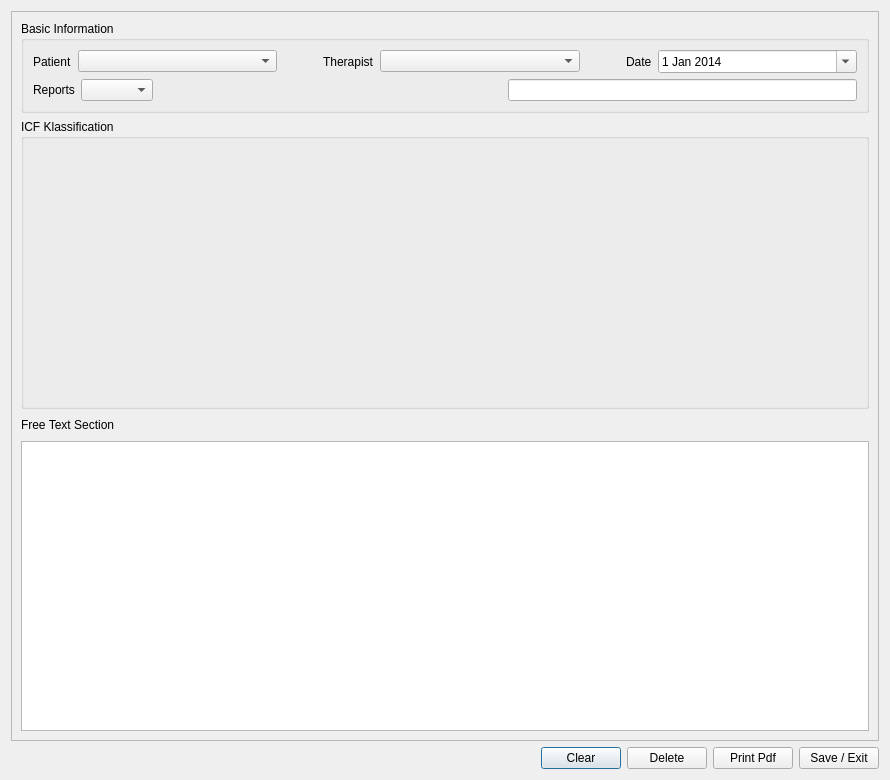
Above: gui_report.ui from loaded02/ICF_Report before the change. Below: the same form after it.
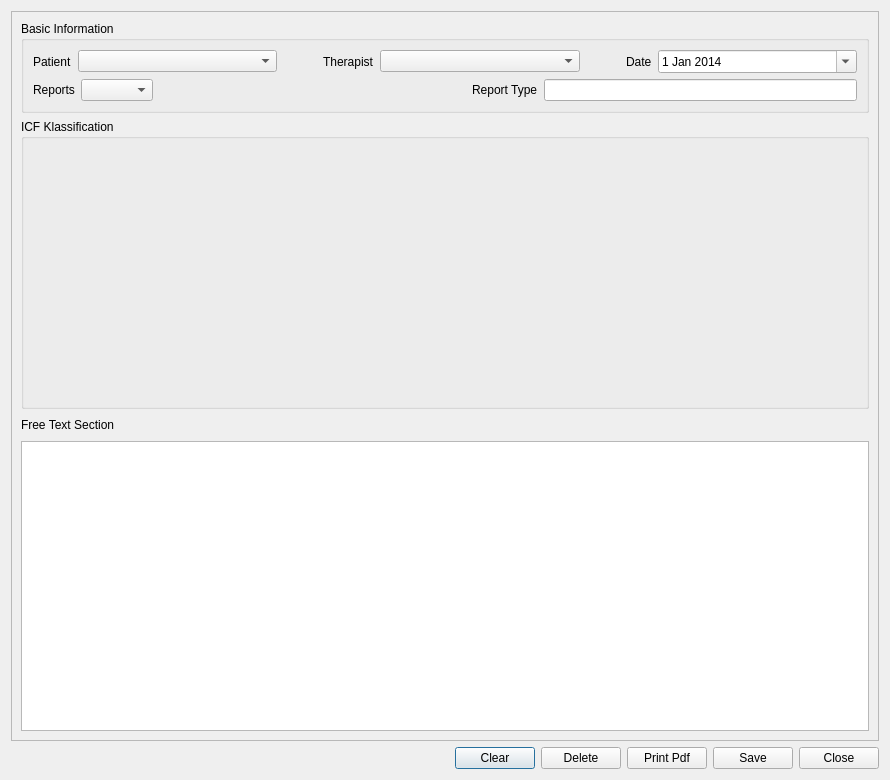
That is the form after the change. Custom widgets are drawn as their Qt base class.

```diff
--- a/gui_report.ui
+++ b/gui_report.ui
@@ -27,8 +27,8 @@
        <rect>
         <x>0</x>
         <y>0</y>
-        <width>874</width>
-        <height>722</height>
+        <width>870</width>
+        <height>725</height>
        </rect>
       </property>
       <layout class="QVBoxLayout" name="verticalLayout_2">
@@ -194,6 +194,13 @@
               </property>
              </spacer>
             </item>
+            <item>
+             <widget class="QLabel" name="label_6">
+              <property name="text">
+               <string>Report Type</string>
+              </property>
+             </widget>
+            </item>
             <item>
              <widget class="QLineEdit" name="lineEditRepType"/>
             </item>
@@ -332,7 +339,14 @@
      <item>
       <widget class="QPushButton" name="saveButton">
        <property name="text">
-        <string>Save / Exit</string>
+        <string>Save</string>
+       </property>
+      </widget>
+     </item>
+     <item>
+      <widget class="QPushButton" name="closeButton">
+       <property name="text">
+        <string>Close</string>
        </property>
       </widget>
      </item>
```
